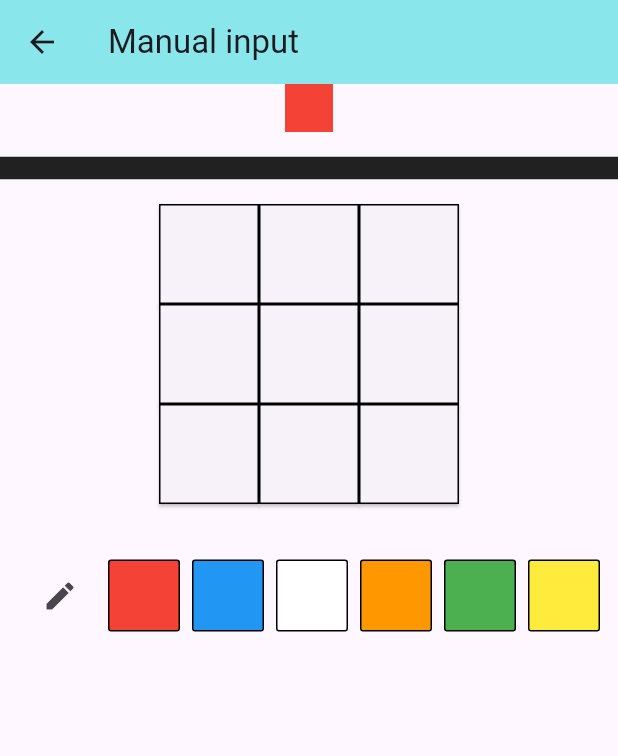
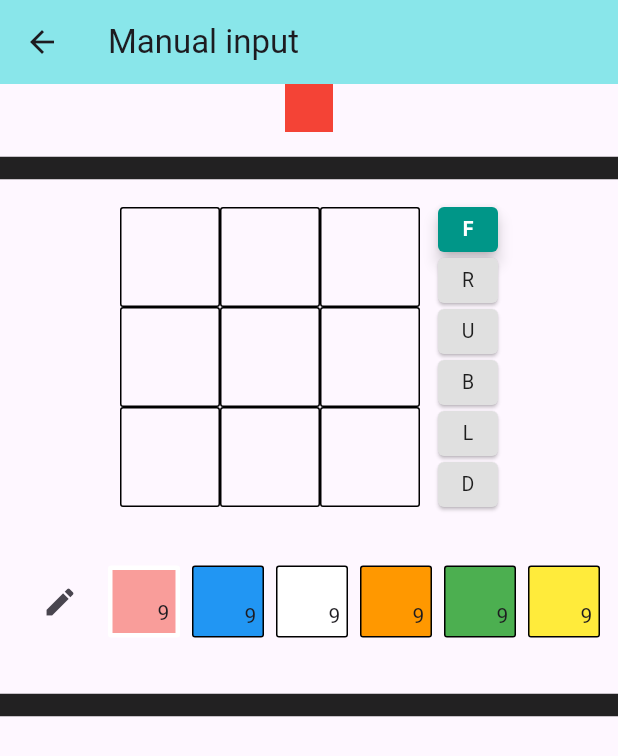
Before and after one commit to Jakov-Markic/SolveMyCube, a Flutter app: the PageManualFill screen opened directly, on a phone screen of 412 x 824 dp. Shown: the top 756 px of the screen. Run offline on Flutter 3.47's test engine with Material 3 defaults, Android fonts, the light colour scheme and no system bars; our stand-ins replace camera, permission_handler.

Commit message:
added more faces to fill

```diff
--- a/lib/pages/page_manual_fill.dart
+++ b/lib/pages/page_manual_fill.dart
@@ -1,5 +1,5 @@
 import 'package:flutter/material.dart';
-import 'package:path/path.dart';
+import './page_solution.dart';
 
 const defaultColorValue = [
   Colors.red, //F
@@ -10,7 +10,19 @@ const defaultColorValue = [
   Colors.yellow, //D
 ];
 
-class PageManualFill extends StatelessWidget {
+class PageManualFill extends StatefulWidget{
+  const PageManualFill({super.key});
+
+  @override
+  State<StatefulWidget> createState() => _PageManualFillState();
+}
+
+class _PageManualFillState extends State<PageManualFill> {
+
+  Color _selectedColor = defaultColorValue[0];
+  bool _isComplete = false;
+
+  List<int> numberOfCellsRemaining = List.filled(6, 9);
 
   @override
   Widget build(BuildContext context) {
@@ -29,14 +41,43 @@ class PageManualFill extends StatelessWidget {
             width: 32,
             height: 32,
           ),
-          Divider(
+          const Divider(
             color: Colors.black87,
             thickness: 15,
           ),
-          RubiksFace(),
-          //maybe create this color list to be separate widget
-          ColorPickerRow(),
-
+          RubiksFace(
+            selectedColor: _selectedColor,
+            isRubikComplete: (value){
+              setState(() {
+                _isComplete = value;
+              });
+            },
+          ),
+          ColorPickerRow(
+            numberOfCellsRemaining: [...numberOfCellsRemaining],
+            onColorSelected: (color)=>setState(() {
+              _selectedColor = color;
+            })
+          ),
+          const Divider(
+            color: Colors.black87,
+            thickness: 15,
+          ),
+          if(_isComplete)...[
+            ElevatedButton.icon(
+              onPressed: () {
+                Navigator.of(context).push(
+                  MaterialPageRoute(builder: (builder)=>PageSolution())
+                );
+              },
+              icon: const Icon(Icons.check_circle_outline),
+              label: const Text("Solve"),
+              style: ElevatedButton.styleFrom(
+                backgroundColor: Colors.teal,
+                foregroundColor: Colors.white,
+              ),
+            ),
+          ],
         ],
       ),
     );
@@ -44,14 +85,21 @@ class PageManualFill extends StatelessWidget {
 }
 
 class ColorPickerRow extends StatefulWidget {
-  const ColorPickerRow({super.key});
+  final ValueChanged<Color> onColorSelected;
+  final List<int> numberOfCellsRemaining;
+
+  const ColorPickerRow({
+    super.key,
+    required this.onColorSelected,
+    required this.numberOfCellsRemaining,
+  });
 
   @override
   State<ColorPickerRow> createState() => _ColorPickerRowState();
 }
 
 class _ColorPickerRowState extends State<ColorPickerRow> {
-  int? selectedIndex; // null = nothing selected
+  int selectedIndex = 1;
 
   @override
   Widget build(BuildContext context) {
@@ -61,7 +109,7 @@ class _ColorPickerRowState extends State<ColorPickerRow> {
         padding: EdgeInsets.all(16),
         scrollDirection: Axis.horizontal,
         itemCount: defaultColorValue.length + 1,
-        separatorBuilder: (context, index) => const SizedBox(width: 8),
+        separatorBuilder: (_, _) => const SizedBox(width: 8),
         itemBuilder: (context, index) {
           if(index == 0){
             return SizedBox(
@@ -80,7 +128,9 @@ class _ColorPickerRowState extends State<ColorPickerRow> {
               selected: selectedIndex == index,
               onTap: () => setState(() {
                 selectedIndex = index;
+                widget.onColorSelected(defaultColorValue[index - 1]);
               }),
+              numberOfCellsRemaining: widget.numberOfCellsRemaining[index - 1],
               )
             );
         },
@@ -90,11 +140,12 @@ class _ColorPickerRowState extends State<ColorPickerRow> {
   }
 }
 
-class ColorPickerTile extends StatelessWidget {  // ✅ no longer needs StatefulWidget
+class ColorPickerTile extends StatelessWidget {
   final Color colorValue;
   final double height, width;
   final bool selected;
-  final VoidCallback onTap;  // ✅ callback to notify parent
+  final VoidCallback onTap;
+  final int numberOfCellsRemaining;
 
   const ColorPickerTile({
     super.key,
@@ -103,13 +154,16 @@ class ColorPickerTile extends StatelessWidget {  // ✅ no longer needs Stateful
     required this.width,
     required this.selected,
     required this.onTap,
+    required this.numberOfCellsRemaining,
   });
 
   @override
   Widget build(BuildContext context) {
     return GestureDetector(
-      onTap: onTap,  // ✅ just calls parent's setState
-      child: Container(
+      onTap: onTap,
+      child: Row(
+        children: [
+          Container(
             width: width,
             height: height,
             decoration: BoxDecoration(
@@ -120,53 +174,143 @@ class ColorPickerTile extends StatelessWidget {  // ✅ no longer needs Stateful
               ),
               borderRadius: BorderRadius.circular(2),
             ),
+            child: Stack(
+              children: [
+                Positioned(
+                  right: 4,
+                  bottom: 4,
+                  child: Text("$numberOfCellsRemaining"),
+                ),
+              ],
+            ),
+          ),
+
+        ],
       ),
     );
   }
 }
-class RubiksFace extends StatelessWidget{
+
+class RubiksFace extends StatefulWidget{
+  final Color selectedColor;
+
+  final Function(bool value) isRubikComplete;
+
+  const RubiksFace({
+    super.key,
+    required this.selectedColor,
+    required this.isRubikComplete
+  });
+
+  @override
+  State<StatefulWidget> createState() => _RubiksFaceState();
+}
+
+class _RubiksFaceState extends State<RubiksFace>{
+
+  static const _faceLabels = ['F', 'R', 'U', 'B', 'L', 'D'];
+
+  final List<List<List<Color?>>> _allFaces =
+    List.generate(6, (_) =>
+      List.generate(3, (_) =>
+        List.generate(3, (_) => null,
+      )
+    )
+  );
+
+  int _currentFace = 0;
+
+  void _paintCell(int row, int col) {
+    setState(() {
+      _allFaces[_currentFace][row][col] = widget.selectedColor;
+    });
+    widget.isRubikComplete(_isComplete);
+  }
+
+  void _switchFace(int faceIndex) {
+    setState(() => _currentFace = faceIndex);
+  }
+
+  bool get _isComplete => _allFaces.every(
+    (face) => face.every(
+      (row) => row.every(
+        (cell) => cell != null,
+      )
+    ),
+  );
+
   @override
   Widget build(BuildContext context) {
     // TODO: implement build
+      return Row(
+        mainAxisSize: MainAxisSize.min,
+        crossAxisAlignment: CrossAxisAlignment.center,
+        children: [
+          _buildGrid(),
+          const SizedBox(width: 12),
+          _buildFaceSelector(),
+        ],
+      );
+    }
+
+  Widget _buildGrid() {
     return SizedBox(
       height: 200,
       width: 200,
       child: GridView.count(
+        physics: const NeverScrollableScrollPhysics(),
         crossAxisCount: 3,
-      children: List.generate(9, (generator){
-        return ElevatedButton(
-          onPressed: () => {},
-          style: ButtonStyle(
-            fixedSize: WidgetStateProperty.all(const Size(64, 64)),
-            shape: WidgetStateProperty.all(
-              RoundedRectangleBorder(
-                borderRadius: BorderRadius.zero,
-                side: BorderSide(color: Colors.black)
+        children: [
+          for (int row = 0; row < 3; row++)
+            for (int col = 0; col < 3; col++)
+              GestureDetector(
+                onTap: () => _paintCell(row, col),
+                child: Container(
+                  decoration: BoxDecoration(
+                    color: _allFaces[_currentFace][row][col],
+                    shape: BoxShape.rectangle,
+                    borderRadius: BorderRadius.circular(2),
+                    border: Border.all(color: Colors.black),
                   ),
                 ),
+              ),
+        ],
+      ),
+    );
+  }
 
+  Widget _buildFaceSelector() {
+    return Column(
+      mainAxisSize: MainAxisSize.min,
+      children: List.generate(6, (index) {
+        final isActive = _currentFace == index;
+        return Padding(
+          padding: const EdgeInsets.symmetric(vertical: 2),
+          child: SizedBox(
+            width: 40,
+            height: 30,
+            child: ElevatedButton(
+              onPressed: () => _switchFace(index),
+              style: ElevatedButton.styleFrom(
+                backgroundColor: isActive ? Colors.teal : Colors.grey[300],
+                foregroundColor: isActive ? Colors.white : Colors.black87,
+                padding: EdgeInsets.zero,
+                elevation: isActive ? 4 : 1,
+                shape: RoundedRectangleBorder(
+                  borderRadius: BorderRadius.circular(4),
                 ),
-          child: const Text(""),
+              ),
+              child: Text(
+                _faceLabels[index],
+                style: TextStyle(
+                  fontWeight: isActive ? FontWeight.bold : FontWeight.normal,
+                  fontSize: 13,
+                ),
+              ),
+            ),
+          ),
         );
       }),
-      /* [
-        ElevatedButton(
-          onPressed: ()=>{},
-          child: const Text(""),
-        ),
-        ElevatedButton(
-          onPressed: ()=>{},
-          child: const Text(""),
-        ),
-        ElevatedButton(
-          onPressed: ()=>{},
-          child: const Text(""),
-        ),
-        ElevatedButton(
-          onPressed: ()=>{},
-          child: const Text(""),
-        )
-      ] */
-    ));
+    );
   }
 }
--- a/lib/pages/page_solution.dart
+++ b/lib/pages/page_solution.dart
@@ -0,0 +1,16 @@
+import 'package:flutter/material.dart';
+
+class PageSolution extends StatelessWidget{
+
+  const PageSolution({super.key});
+
+  @override
+  Widget build(BuildContext context) {
+    // TODO: implement build
+    return Scaffold(
+      body: Center(
+        child: Text("Mate"),
+      ),
+    );
+  }
+}
```
Lines whose indentation alone changed are shown as unchanged.
